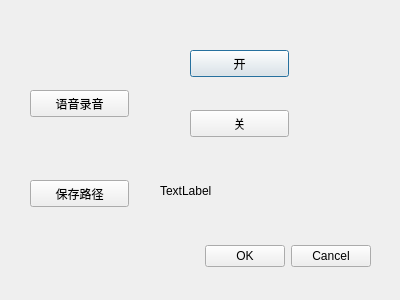
Before: the Qt Designer form record.ui in ishamo/boom, drawn with Qt 5.
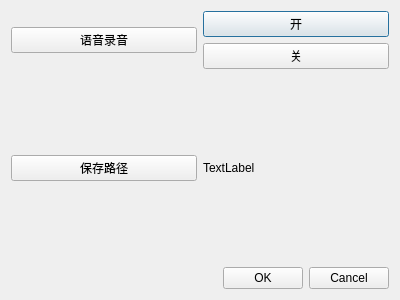
After: the same form once the commit is applied.

```diff
--- a/record.ui
+++ b/record.ui
@@ -19,44 +19,20 @@
   <property name="modal">
    <bool>true</bool>
   </property>
-  <widget class="QDialogButtonBox" name="buttonBox">
-   <property name="geometry">
-    <rect>
-     <x>30</x>
-     <y>240</y>
-     <width>341</width>
-     <height>32</height>
-    </rect>
-   </property>
-   <property name="orientation">
-    <enum>Qt::Horizontal</enum>
-   </property>
-   <property name="standardButtons">
-    <set>QDialogButtonBox::Cancel|QDialogButtonBox::Ok</set>
-   </property>
-  </widget>
+  <layout class="QGridLayout" name="gridLayout">
+   <item row="0" column="0">
+    <layout class="QHBoxLayout" name="horizontalLayout_2">
+     <item>
   <widget class="QPushButton" name="pushButton">
-   <property name="geometry">
-    <rect>
-     <x>30</x>
-     <y>90</y>
-     <width>99</width>
-     <height>27</height>
-    </rect>
-   </property>
    <property name="text">
     <string>语音录音</string>
    </property>
   </widget>
+     </item>
+     <item>
+      <layout class="QVBoxLayout" name="verticalLayout">
+       <item>
   <widget class="QPushButton" name="pushButton_2">
-   <property name="geometry">
-    <rect>
-     <x>190</x>
-     <y>50</y>
-     <width>99</width>
-     <height>27</height>
-    </rect>
-   </property>
    <property name="text">
     <string>开</string>
    </property>
@@ -70,45 +46,47 @@
     <bool>false</bool>
    </property>
   </widget>
+       </item>
+       <item>
   <widget class="QPushButton" name="pushButton_3">
-   <property name="geometry">
-    <rect>
-     <x>190</x>
-     <y>110</y>
-     <width>99</width>
-     <height>27</height>
-    </rect>
-   </property>
    <property name="text">
     <string>关</string>
    </property>
   </widget>
+       </item>
+      </layout>
+     </item>
+    </layout>
+   </item>
+   <item row="1" column="0">
+    <layout class="QHBoxLayout" name="horizontalLayout">
+     <item>
   <widget class="QPushButton" name="pushButton_4">
-   <property name="geometry">
-    <rect>
-     <x>30</x>
-     <y>180</y>
-     <width>99</width>
-     <height>27</height>
-    </rect>
-   </property>
    <property name="text">
     <string>保存路径</string>
    </property>
   </widget>
+     </item>
+     <item>
   <widget class="QLabel" name="label">
-   <property name="geometry">
-    <rect>
-     <x>160</x>
-     <y>180</y>
-     <width>201</width>
-     <height>21</height>
-    </rect>
-   </property>
    <property name="text">
     <string>TextLabel</string>
    </property>
   </widget>
+     </item>
+    </layout>
+   </item>
+   <item row="2" column="0">
+    <widget class="QDialogButtonBox" name="buttonBox">
+     <property name="orientation">
+      <enum>Qt::Horizontal</enum>
+     </property>
+     <property name="standardButtons">
+      <set>QDialogButtonBox::Cancel|QDialogButtonBox::Ok</set>
+     </property>
+    </widget>
+   </item>
+  </layout>
  </widget>
  <resources/>
  <connections>
```
Lines whose indentation alone changed are shown as unchanged.
